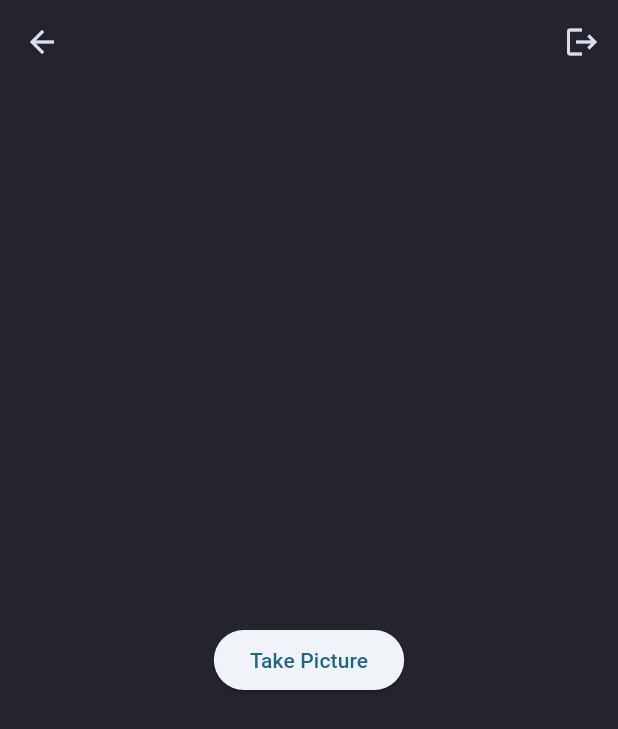
After one commit to Shoosht/MovieRecommender-Flutter, a Flutter app: the PreferenceScreen screen opened directly, after a tap on the "phone android" icon, on a phone screen of 412 x 824 dp. The commit adds this screen. Shown: the top 729 px of the screen. Run offline on Flutter 3.47's test engine with Material 2 defaults, Android fonts, the phone set to English and light mode, and no system bars; our stand-ins replace camera, firebase_auth, firebase_core, google_fonts; accounts and stored records are empty; network calls fail.

Commit message:
Added Mobile camera functionality

```diff
--- a/lib/models/movie.api.dart
+++ b/lib/models/movie.api.dart
@@ -17,7 +17,7 @@ class MovieApi {
 
 
     final response = await http.get(uri, headers: {
-      'X-RapidAPI-Key': 'api_key',
+      'X-RapidAPI-Key': '160185807emsha4b0f6124783f69p157698jsn53ed708e5d67',
       'X-RapidAPI-Host': 'moviesdatabase.p.rapidapi.com',
       "useQueryString": "true"
     });
--- /dev/null
+++ b/lib/screens/mobile_functionality.dart
@@ -0,0 +1,112 @@
+import 'package:flutter/material.dart';
+import 'package:movierecommender/utils/color_utils.dart';
+import 'package:firebase_auth/firebase_auth.dart';
+import 'package:camera/camera.dart'; // Import the camera package
+import 'package:movierecommender/screens/signin_screen.dart';
+import 'dart:io';
+
+class MobileFunctionalityScreen extends StatefulWidget {
+  const MobileFunctionalityScreen({Key? key}) : super(key: key);
+
+  @override
+  _MobileFunctionalityScreenState createState() => _MobileFunctionalityScreenState();
+}
+
+class _MobileFunctionalityScreenState extends State<MobileFunctionalityScreen> {
+  late CameraController _cameraController; // Camera controller instance
+  late BuildContext _scaffoldContext; // Store the context of the scaffold
+
+  @override
+  void initState() {
+    super.initState();
+
+    // Initialize the camera controller with the first available camera
+    availableCameras().then((cameras) {
+      _cameraController = CameraController(cameras[0], ResolutionPreset.medium);
+      _cameraController.initialize().then((_) {
+        if (!mounted) {
+          return;
+        }
+        setState(() {});
+      });
+    });
+  }
+
+  @override
+  void dispose() {
+    _cameraController.dispose(); // Dispose the camera controller when the screen is disposed
+    super.dispose();
+  }
+
+  void _takePicture() async {
+    try {
+      final XFile picture = await _cameraController.takePicture(); // Take a picture
+      // Display the taken picture using an image widget or save it to storage
+      // For demonstration, we'll just show the picture in an AlertDialog
+      showDialog(
+        context: _scaffoldContext, // Use the stored scaffold context
+        builder: (BuildContext context) {
+          return AlertDialog(
+            content: Image.file(File(picture.path)),
+            actions: [
+              TextButton(
+                onPressed: () {
+                  Navigator.of(context).pop();
+                },
+                child: Text('Close'),
+              ),
+            ],
+          );
+        },
+      );
+    } catch (e) {
+      print('Error taking picture: $e');
+    }
+  }
+
+  @override
+  Widget build(BuildContext context) {
+    return Scaffold(
+      appBar: AppBar(
+        backgroundColor: hexStringToColor("232430"),
+        iconTheme: IconThemeData(color: hexStringToColor("DDDEEB")),
+        actions: [
+          IconButton(
+            icon: Icon(Icons.logout),
+            onPressed: () {
+              FirebaseAuth.instance.signOut().then((value) {
+                print("Signed Out");
+                Navigator.pushReplacement(
+                  context,
+                  MaterialPageRoute(builder: (context) => SignInScreen()),
+                );
+              });
+            },
+          ),
+        ],
+      ),
+      body: Builder(
+        // Use a Builder widget to capture the context of the Scaffold
+        builder: (BuildContext context) {
+          _scaffoldContext = context;
+          return Container(
+            width: MediaQuery.of(context).size.width,
+            height: MediaQuery.of(context).size.height,
+            color: hexStringToColor("232430"),
+            child: Center(
+              child: Column(
+                mainAxisAlignment: MainAxisAlignment.center,
+                children: [
+                  ElevatedButton(
+                    onPressed: _takePicture,
+                    child: Text('Take Picture'),
+                  ),
+                ],
+              ),
+            ),
+          );
+        },
+      ),
+    );
+  }
+}
--- a/lib/screens/preference_screen.dart
+++ b/lib/screens/preference_screen.dart
@@ -4,6 +4,7 @@ import 'package:movierecommender/views/home.dart';
 import 'package:movierecommender/utils/color_utils.dart';
 import 'package:google_fonts/google_fonts.dart';
 import 'package:firebase_auth/firebase_auth.dart';
+import 'package:movierecommender/screens/mobile_functionality.dart';
 
 class PreferenceScreen extends StatefulWidget {
   const PreferenceScreen({Key? key}) : super(key: key);
@@ -33,6 +34,18 @@ class _PreferenceScreenState extends State<PreferenceScreen> {
         backgroundColor: hexStringToColor("232430"),
         iconTheme: IconThemeData(color: hexStringToColor("DDDEEB")),
         actions: [
+          IconButton(
+              icon: Icon(Icons.phone_android),
+              onPressed: () {
+
+                Navigator.push(
+                  context,
+                  MaterialPageRoute(
+                    builder: (context) => MobileFunctionalityScreen(),
+                  ),
+                );
+              },
+            ),
           IconButton(
             icon: Icon(Icons.logout),
             onPressed: () {
--- a/pubspec.yaml
+++ b/pubspec.yaml
@@ -31,6 +31,8 @@ dependencies:
   flutter:
     sdk: flutter
   http: ^1.1.0
+
+  camera: ^0.10.5+4
 
   # The following adds the Cupertino Icons font to your application.
   # Use with the CupertinoIcons class for iOS style icons.
```
Also changed, not shown: pubspec.lock, 1 other file.
